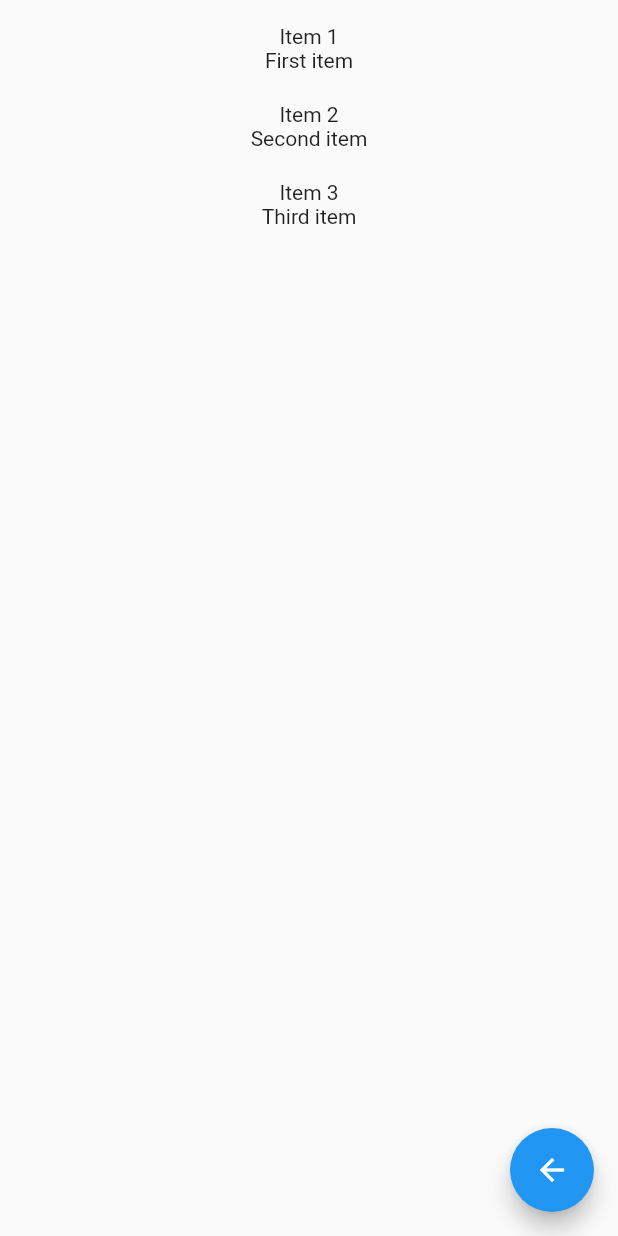
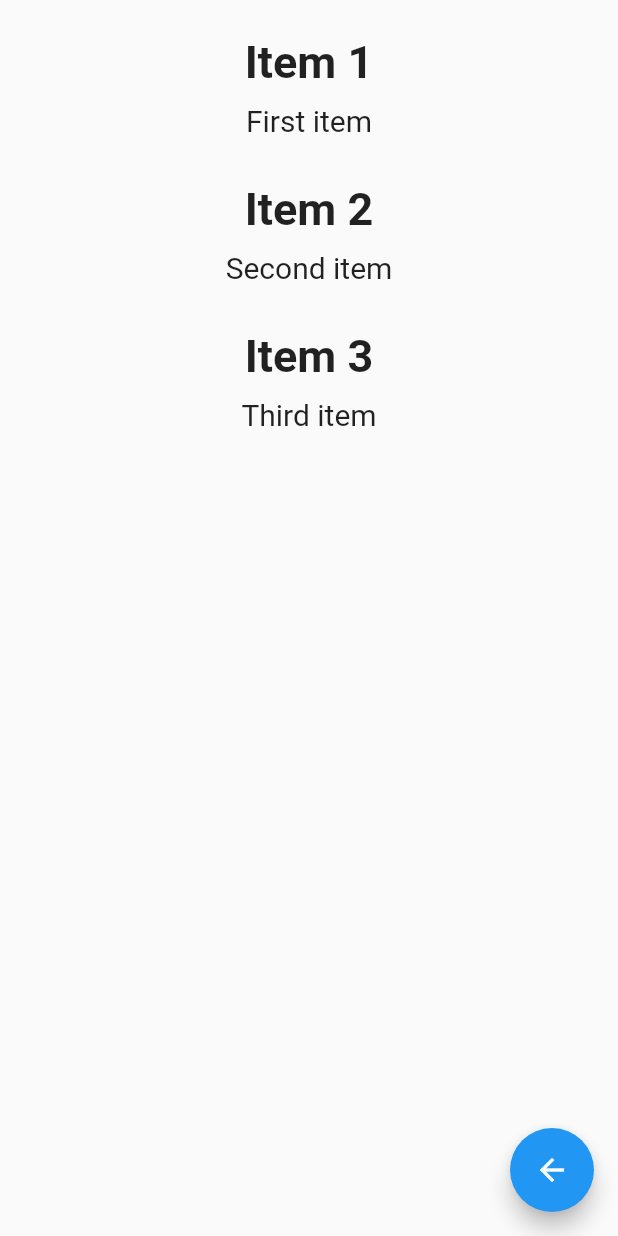
Before and after one commit to phian/simple_navigation_demo, a Flutter app: the screen it shows after launch, after a tap on the "arrow forward" icon, on a phone screen of 412 x 824 dp. Run offline on Flutter 3.47's test engine with Material 2 defaults, Android fonts, the phone set to English and light mode, and no system bars.

Commit message:
Updated code

```diff
--- a/lib/main.dart
+++ b/lib/main.dart
@@ -8,7 +8,7 @@ void main() {
     MaterialApp(
       debugShowCheckedModeBanner: false,
       onGenerateRoute: RouteGenerator().onGenerateRoute,
-      home: MyHomePage(),
+      home: const MyHomePage(),
     ),
   );
 }
--- a/lib/ui/home_screen.dart
+++ b/lib/ui/home_screen.dart
@@ -1,8 +1,9 @@
 import 'package:flutter/material.dart';
 import 'package:simple_navigation_demo/routing/routes.dart';
-import 'package:simple_navigation_demo/ui/second_screen.dart';
 
 class MyHomePage extends StatefulWidget {
+  const MyHomePage();
+
   @override
   _MyHomePageState createState() => _MyHomePageState();
 }
@@ -11,23 +12,29 @@ class _MyHomePageState extends State<MyHomePage> {
   @override
   Widget build(BuildContext context) {
     return Scaffold(
-      body: Center(
-        child: Text("This is the first screen"),
+      body: const Center(
+        child: const Text(
+          "This is the first screen",
+          style: const TextStyle(
+            fontSize: 30.0,
+            fontWeight: FontWeight.bold,
+          ),
+        ),
       ),
       floatingActionButton: FloatingActionButton(
         onPressed: () {
-          Navigator.push(
-            context,
-            MaterialPageRoute(
-              builder: (context) {
-                return SecondScreen();
-              },
-            ),
-          );
+          // Navigator.push(
+          //   context,
+          //   MaterialPageRoute(
+          //     builder: (context) {
+          //       return SecondScreen();
+          //     },
+          //   ),
+          // );
 
           Navigator.pushNamed(context, Routes.secondScreenRoute);
         },
-        child: Icon(Icons.arrow_forward),
+        child: const Icon(Icons.arrow_forward),
       ),
     );
   }
--- a/lib/ui/second_screen.dart
+++ b/lib/ui/second_screen.dart
@@ -18,20 +18,33 @@ class _SecondScreenState extends State<SecondScreen> {
             body: Consumer<TodoCache>(
               builder: (_, cache, __) {
                 return ListView.separated(
-                  padding: EdgeInsets.symmetric(vertical: 16.0),
+                  padding: EdgeInsets.symmetric(vertical: 24.0),
                   physics: AlwaysScrollableScrollPhysics(
                     parent: BouncingScrollPhysics(),
                   ),
                   itemBuilder: (_, index) {
                     return Column(
+                      mainAxisSize: MainAxisSize.min,
                       children: [
-                        Text(cache.list[index].title),
-                        Text(cache.list[index].description),
+                        Text(
+                          cache.list[index].title,
+                          style: TextStyle(
+                            fontSize: 30.0,
+                            fontWeight: FontWeight.bold,
+                          ),
+                        ),
+                        const SizedBox(height: 10.0),
+                        Text(
+                          cache.list[index].description,
+                          style: TextStyle(
+                            fontSize: 20.0,
+                          ),
+                        ),
                       ],
                     );
                   },
                   separatorBuilder: (_, index) {
-                    return SizedBox(height: 20.0);
+                    return const SizedBox(height: 30.0);
                   },
                   itemCount: cache.list.length,
                 );
@@ -43,7 +56,7 @@ class _SecondScreenState extends State<SecondScreen> {
                   Navigator.of(context).pop();
                 }
               },
-              child: Icon(Icons.arrow_back),
+              child: const Icon(Icons.arrow_back),
             ),
           ),
         );
```
